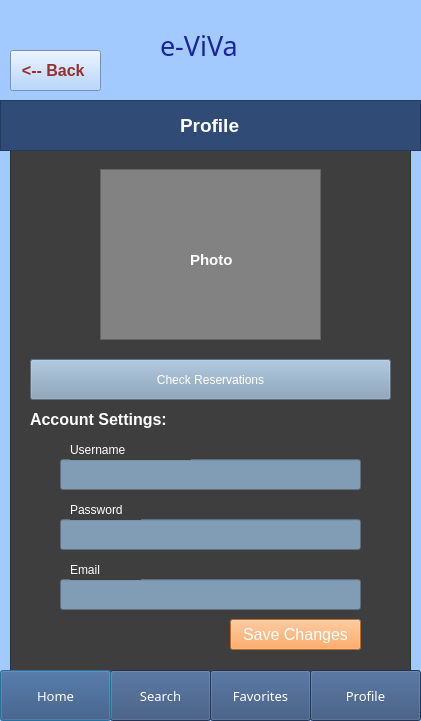
Before: the Qt Designer form Παραδοτέο 2ο/Project-code-v0.1/Profile.ui in stavros-alexiou/SoftEng-2022, drawn with Qt 5.
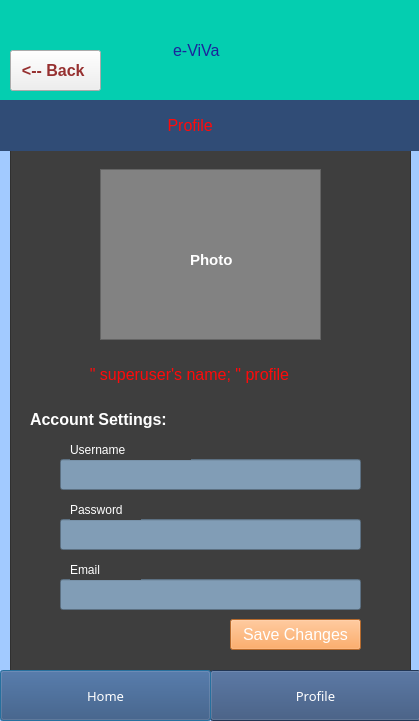
After: the same form once the commit is applied.

Patch:
```diff
--- a/Παραδοτέο 2ο/Project-code-v0.1/Profile.ui
+++ b/Παραδοτέο 2ο/Project-code-v0.1/Profile.ui
@@ -6,7 +6,7 @@
    <rect>
     <x>0</x>
     <y>0</y>
-    <width>421</width>
+    <width>419</width>
     <height>721</height>
    </rect>
   </property>
@@ -21,7 +21,7 @@
     <rect>
      <x>0</x>
      <y>670</y>
-     <width>111</width>
+     <width>211</width>
      <height>51</height>
     </rect>
    </property>
@@ -51,41 +51,9 @@
   <widget class="QPushButton" name="ProfileButton">
    <property name="geometry">
     <rect>
-     <x>310</x>
-     <y>670</y>
-     <width>111</width>
-     <height>51</height>
-    </rect>
-   </property>
-   <property name="font">
-    <font>
-     <family>Arial Rounded MT Bold</family>
-     <pointsize>10</pointsize>
-     <weight>50</weight>
-     <bold>false</bold>
-    </font>
-   </property>
-   <property name="styleSheet">
-    <string notr="true">background-color: rgb(0, 170, 255);
-background-color: rgb(48, 76, 118);
-color: rgb(255, 255, 255);</string>
-   </property>
-   <property name="text">
-    <string>Profile</string>
-   </property>
-   <property name="default">
-    <bool>false</bool>
-   </property>
-   <property name="flat">
-    <bool>false</bool>
-   </property>
-  </widget>
-  <widget class="QPushButton" name="FavoritesButton">
-   <property name="geometry">
-    <rect>
      <x>210</x>
      <y>670</y>
-     <width>101</width>
+     <width>211</width>
      <height>51</height>
     </rect>
    </property>
@@ -103,39 +71,7 @@
 color: rgb(255, 255, 255);</string>
    </property>
    <property name="text">
-    <string>Favorites</string>
-   </property>
-   <property name="default">
-    <bool>false</bool>
-   </property>
-   <property name="flat">
-    <bool>false</bool>
-   </property>
-  </widget>
-  <widget class="QPushButton" name="SearchButton">
-   <property name="geometry">
-    <rect>
-     <x>110</x>
-     <y>670</y>
-     <width>101</width>
-     <height>51</height>
-    </rect>
-   </property>
-   <property name="font">
-    <font>
-     <family>Arial Rounded MT Bold</family>
-     <pointsize>10</pointsize>
-     <weight>50</weight>
-     <bold>false</bold>
-    </font>
-   </property>
-   <property name="styleSheet">
-    <string notr="true">background-color: rgb(0, 170, 255);
-background-color: rgb(48, 76, 118);
-color: rgb(255, 255, 255);</string>
-   </property>
-   <property name="text">
-    <string>Search</string>
+    <string>Profile</string>
    </property>
    <property name="default">
     <bool>false</bool>
@@ -147,28 +83,30 @@
   <widget class="QLabel" name="e-ViVa_2">
    <property name="geometry">
     <rect>
-     <x>160</x>
-     <y>20</y>
-     <width>121</width>
-     <height>51</height>
+     <x>0</x>
+     <y>0</y>
+     <width>421</width>
+     <height>101</height>
     </rect>
    </property>
    <property name="font">
     <font>
-     <family>Forte</family>
-     <pointsize>20</pointsize>
+     <family>MS Shell Dlg 2</family>
+     <pointsize>12</pointsize>
      <weight>50</weight>
+     <italic>false</italic>
      <bold>false</bold>
     </font>
    </property>
    <property name="styleSheet">
-    <string notr="true">background-color: rgb(162, 202, 255);
+    <string notr="true">background-color: rgb(4, 206, 176);
+font: 12pt &quot;MS Shell Dlg 2&quot;;
 color: rgb(27, 36, 156);
 
 </string>
    </property>
    <property name="text">
-    <string>e-ViVa</string>
+    <string>                                       e-ViVa</string>
    </property>
   </widget>
   <widget class="QFrame" name="frame_2">
@@ -189,24 +127,6 @@
    <property name="frameShadow">
     <enum>QFrame::Raised</enum>
    </property>
-   <widget class="QPushButton" name="pushButton_2">
-    <property name="geometry">
-     <rect>
-      <x>20</x>
-      <y>220</y>
-      <width>361</width>
-      <height>41</height>
-     </rect>
-    </property>
-    <property name="styleSheet">
-     <string notr="true">background-color: rgb(129, 157, 182);
-font: 75 12pt &quot;MS Shell Dlg 2&quot;;
-color: rgb(255, 255, 255);</string>
-    </property>
-    <property name="text">
-     <string>Check Reservations</string>
-    </property>
-   </widget>
    <widget class="QLineEdit" name="lineEdit_13">
     <property name="geometry">
      <rect>
@@ -403,6 +323,34 @@
      <string>Account Settings:</string>
     </property>
    </widget>
+   <widget class="QLabel" name="label_3">
+    <property name="geometry">
+     <rect>
+      <x>0</x>
+      <y>210</y>
+      <width>341</width>
+      <height>51</height>
+     </rect>
+    </property>
+    <property name="font">
+     <font>
+      <pointsize>12</pointsize>
+      <weight>50</weight>
+      <bold>false</bold>
+     </font>
+    </property>
+    <property name="focusPolicy">
+     <enum>Qt::StrongFocus</enum>
+    </property>
+    <property name="styleSheet">
+     <string notr="true">background-color: rgb(0, 170, 255);
+background-color: rgb(62, 62, ,62);
+color: rgb(255, 10, 10);</string>
+    </property>
+    <property name="text">
+     <string>                  &quot; superuser's name; &quot; profile</string>
+    </property>
+   </widget>
   </widget>
   <widget class="QPushButton" name="BackButton">
    <property name="geometry">
@@ -421,66 +369,47 @@
     </font>
    </property>
    <property name="styleSheet">
-    <string notr="true">color: rgb(150, 48, 48);</string>
+    <string notr="true">color: rgb(150, 48, 48);
+background-color: rgb();</string>
    </property>
    <property name="text">
     <string>&lt;-- Back </string>
    </property>
   </widget>
-  <widget class="QFrame" name="frame">
+  <widget class="QLabel" name="label">
    <property name="geometry">
     <rect>
-     <x>0</x>
+     <x>-10</x>
      <y>100</y>
-     <width>421</width>
+     <width>441</width>
      <height>51</height>
     </rect>
    </property>
+   <property name="font">
+    <font>
+     <pointsize>12</pointsize>
+     <weight>50</weight>
+     <bold>false</bold>
+    </font>
+   </property>
+   <property name="focusPolicy">
+    <enum>Qt::StrongFocus</enum>
+   </property>
    <property name="styleSheet">
-    <string notr="true">background-color: rgb(48, 76, 118);</string>
+    <string notr="true">background-color: rgb(0, 170, 255);
+background-color: rgb(48, 76, 118);
+color: rgb(255, 10, 10);</string>
    </property>
-   <property name="frameShape">
-    <enum>QFrame::StyledPanel</enum>
+   <property name="text">
+    <string>                                        Profile</string>
    </property>
-   <property name="frameShadow">
-    <enum>QFrame::Raised</enum>
-   </property>
-   <widget class="QLabel" name="label">
-    <property name="geometry">
-     <rect>
-      <x>180</x>
-      <y>10</y>
-      <width>81</width>
-      <height>31</height>
-     </rect>
-    </property>
-    <property name="font">
-     <font>
-      <family>MS Shell Dlg 2</family>
-      <pointsize>14</pointsize>
-      <weight>75</weight>
-      <italic>false</italic>
-      <bold>true</bold>
-     </font>
-    </property>
-    <property name="styleSheet">
-     <string notr="true">font: 75 14pt &quot;MS Shell Dlg 2&quot;;
-font-weight: bold;
-color: rgb(255, 255, 255);</string>
-    </property>
-    <property name="text">
-     <string>Profile</string>
-    </property>
-   </widget>
   </widget>
   <zorder>frame_2</zorder>
   <zorder>ProfileButton</zorder>
-  <zorder>FavoritesButton</zorder>
-  <zorder>SearchButton</zorder>
   <zorder>e-ViVa_2</zorder>
   <zorder>HomeButton</zorder>
   <zorder>BackButton</zorder>
-  <zorder>frame</zorder>
+  <zorder>label</zorder>
  </widget>
  <resources/>
  <connections/>
```
